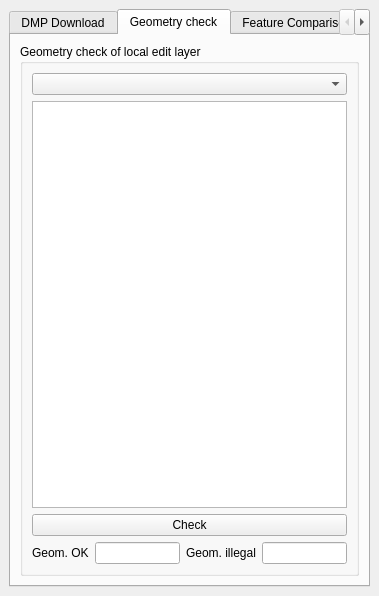
Above: dmp_manager/dmp_manager_dockwidget_base.ui from bvthomsen/QGIS-DMP-plugin before the change. Below: the same form after it.
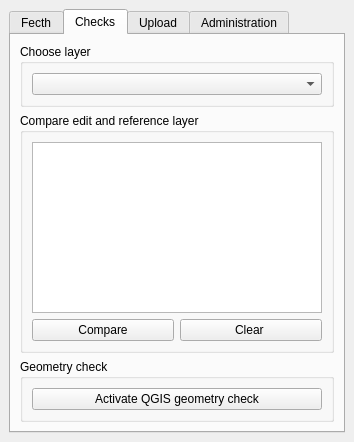
That is the form after the change. The open tabs and pages were chosen to show the change.

```diff
--- a/dmp_manager/dmp_manager_dockwidget_base.ui
+++ b/dmp_manager/dmp_manager_dockwidget_base.ui
@@ -6,8 +6,8 @@
    <rect>
     <x>0</x>
     <y>0</y>
-    <width>379</width>
-    <height>596</height>
+    <width>354</width>
+    <height>442</height>
    </rect>
   </property>
   <property name="windowTitle">
@@ -22,7 +22,7 @@
       </property>
       <widget class="QWidget" name="tab">
        <attribute name="title">
-        <string>DMP Download</string>
+        <string>Fecth</string>
        </attribute>
        <layout class="QVBoxLayout" name="verticalLayout_10">
         <item>
@@ -117,6 +117,160 @@
          </widget>
         </item>
         <item>
+         <spacer name="verticalSpacer">
+          <property name="orientation">
+           <enum>Qt::Vertical</enum>
+          </property>
+          <property name="sizeHint" stdset="0">
+           <size>
+            <width>20</width>
+            <height>107</height>
+           </size>
+          </property>
+         </spacer>
+        </item>
+       </layout>
+      </widget>
+      <widget class="QWidget" name="tab_3">
+       <attribute name="title">
+        <string>Checks</string>
+       </attribute>
+       <layout class="QVBoxLayout" name="verticalLayout_12">
+        <item>
+         <widget class="QGroupBox" name="groupBox_3">
+          <property name="title">
+           <string>Choose layer</string>
+          </property>
+          <layout class="QVBoxLayout" name="verticalLayout">
+           <item>
+            <widget class="QComboBox" name="cbLayerCheck"/>
+           </item>
+          </layout>
+         </widget>
+        </item>
+        <item>
+         <widget class="QGroupBox" name="groupBox_2">
+          <property name="title">
+           <string>Compare edit and reference layer</string>
+          </property>
+          <layout class="QGridLayout" name="gridLayout">
+           <item row="0" column="0" colspan="2">
+            <widget class="QTreeView" name="tvCompare"/>
+           </item>
+           <item row="1" column="0">
+            <widget class="QPushButton" name="pbCompare">
+             <property name="text">
+              <string>Compare</string>
+             </property>
+            </widget>
+           </item>
+           <item row="1" column="1">
+            <widget class="QPushButton" name="pbClearCompare">
+             <property name="text">
+              <string>Clear </string>
+             </property>
+            </widget>
+           </item>
+          </layout>
+         </widget>
+        </item>
+        <item>
+         <widget class="QGroupBox" name="groupBox_7">
+          <property name="title">
+           <string>Geometry check</string>
+          </property>
+          <layout class="QVBoxLayout" name="verticalLayout_8">
+           <item>
+            <widget class="QPushButton" name="pbCheck">
+             <property name="text">
+              <string>Activate QGIS geometry check</string>
+             </property>
+            </widget>
+           </item>
+          </layout>
+         </widget>
+        </item>
+       </layout>
+      </widget>
+      <widget class="QWidget" name="tab_4">
+       <attribute name="title">
+        <string>Upload</string>
+       </attribute>
+       <layout class="QVBoxLayout" name="verticalLayout_3">
+        <item>
+         <widget class="QGroupBox" name="groupBox_4">
+          <property name="title">
+           <string>Upload local edit layer to DMP</string>
+          </property>
+          <layout class="QGridLayout" name="gridLayout_2">
+           <item row="1" column="0" colspan="2">
+            <widget class="QTreeView" name="tvUpload"/>
+           </item>
+           <item row="2" column="0">
+            <widget class="QPushButton" name="pbUpload">
+             <property name="text">
+              <string>Upload</string>
+             </property>
+            </widget>
+           </item>
+           <item row="2" column="1">
+            <widget class="QPushButton" name="pbClearUpload">
+             <property name="text">
+              <string>Clear</string>
+             </property>
+            </widget>
+           </item>
+           <item row="0" column="0" colspan="2">
+            <widget class="QComboBox" name="cbUpload"/>
+           </item>
+          </layout>
+         </widget>
+        </item>
+       </layout>
+      </widget>
+      <widget class="QWidget" name="tab_5">
+       <attribute name="title">
+        <string>Administration</string>
+       </attribute>
+       <layout class="QVBoxLayout" name="verticalLayout_7">
+        <item>
+         <widget class="QGroupBox" name="groupBox_5">
+          <property name="title">
+           <string>Access token </string>
+          </property>
+          <layout class="QVBoxLayout" name="verticalLayout_4">
+           <item>
+            <widget class="QLineEdit" name="leToken"/>
+           </item>
+           <item>
+            <layout class="QFormLayout" name="formLayout">
+             <item row="0" column="0">
+              <widget class="QLabel" name="label">
+               <property name="text">
+                <string>Token timeout:</string>
+               </property>
+              </widget>
+             </item>
+             <item row="0" column="1">
+              <widget class="QDateTimeEdit" name="dtTimeout">
+               <property name="displayFormat">
+                <string>yyyy-MM-dd HH:mm</string>
+               </property>
+              </widget>
+             </item>
+            </layout>
+           </item>
+           <item>
+            <widget class="QPushButton" name="pbReqToken">
+             <property name="text">
+              <string>Request token</string>
+             </property>
+            </widget>
+           </item>
+          </layout>
+         </widget>
+        </item>
+        <item>
          <widget class="QGroupBox" name="groupBox_6">
           <property name="title">
            <string>Administration</string>
@@ -175,155 +329,20 @@
          </widget>
         </item>
         <item>
-         <spacer name="verticalSpacer">
+         <spacer name="verticalSpacer_2">
           <property name="orientation">
            <enum>Qt::Vertical</enum>
           </property>
           <property name="sizeHint" stdset="0">
            <size>
             <width>20</width>
-            <height>107</height>
+            <height>3</height>
            </size>
           </property>
          </spacer>
         </item>
        </layout>
       </widget>
-      <widget class="QWidget" name="tab_3">
-       <attribute name="title">
-        <string>Geometry check</string>
-       </attribute>
-       <layout class="QVBoxLayout" name="verticalLayout_7">
-        <item>
-         <widget class="QGroupBox" name="groupBox_2">
-          <property name="title">
-           <string>Geometry check of local edit layer</string>
-          </property>
-          <layout class="QVBoxLayout" name="verticalLayout">
-           <item>
-            <widget class="QComboBox" name="cbGeometryCheck"/>
-           </item>
-           <item>
-            <widget class="QTreeView" name="tvGeometryCheck"/>
-           </item>
-           <item>
-            <widget class="QPushButton" name="pbGeometryCheck">
-             <property name="text">
-              <string>Check</string>
-             </property>
-            </widget>
-           </item>
-           <item>
-            <layout class="QHBoxLayout" name="horizontalLayout_3">
-             <item>
-              <widget class="QLabel" name="label_12">
-               <property name="text">
-                <string>Geom. OK</string>
-               </property>
-              </widget>
-             </item>
-             <item>
-              <widget class="QLineEdit" name="leGeoOKNo"/>
-             </item>
-             <item>
-              <widget class="QLabel" name="label_13">
-               <property name="text">
-                <string>Geom. illegal</string>
-               </property>
-              </widget>
-             </item>
-             <item>
-              <widget class="QLineEdit" name="leGeoIllNo"/>
-             </item>
-            </layout>
-           </item>
-          </layout>
-         </widget>
-        </item>
-       </layout>
-      </widget>
-      <widget class="QWidget" name="tab_2">
-       <attribute name="title">
-        <string>Feature Comparison</string>
-       </attribute>
-       <layout class="QVBoxLayout" name="verticalLayout_8">
-        <item>
-         <widget class="QGroupBox" name="groupBox_3">
-          <property name="title">
-           <string>Compare local edit layer with reference layer</string>
-          </property>
-          <layout class="QVBoxLayout" name="verticalLayout_2">
-           <item>
-            <widget class="QComboBox" name="cbCompare"/>
-           </item>
-           <item>
-            <widget class="QTreeView" name="tvCompare"/>
-           </item>
-           <item>
-            <widget class="QPushButton" name="pbCompare">
-             <property name="text">
-              <string>Compare</string>
-             </property>
-            </widget>
-           </item>
-          </layout>
-         </widget>
-        </item>
-       </layout>
-      </widget>
-      <widget class="QWidget" name="tab_4">
-       <attribute name="title">
-        <string>DMP Upload</string>
-       </attribute>
-       <layout class="QVBoxLayout" name="verticalLayout_3">
-        <item>
-         <widget class="QGroupBox" name="groupBox_4">
-          <property name="title">
-           <string>Upload local edit layer to DMP</string>
-          </property>
-          <layout class="QVBoxLayout" name="verticalLayout_9">
-           <item>
-            <widget class="QComboBox" name="cbUpload"/>
-           </item>
-           <item>
-            <widget class="QTreeView" name="tvUpload"/>
-           </item>
-           <item>
-            <widget class="QPushButton" name="pbUpload">
-             <property name="text">
-              <string>Upload</string>
-             </property>
-            </widget>
-           </item>
-           <item>
-            <layout class="QHBoxLayout" name="horizontalLayout_4">
-             <item>
-              <widget class="QLabel" name="label_14">
-               <property name="text">
-                <string>Geom. Ok</string>
-               </property>
-              </widget>
-             </item>
-             <item>
-              <widget class="QLineEdit" name="leULGeomOK"/>
-             </item>
-             <item>
-              <widget class="QLabel" name="label_15">
-               <property name="text">
-                <string>Geom. illegal</string>
-               </property>
-              </widget>
-             </item>
-             <item>
-              <widget class="QLineEdit" name="leULGeomIllNo"/>
-             </item>
-            </layout>
-           </item>
-          </layout>
-         </widget>
-        </item>
-       </layout>
-      </widget>
      </widget>
     </item>
    </layout>
```
Left out of the diff: 102 changed lines with no effect on the pictures.
